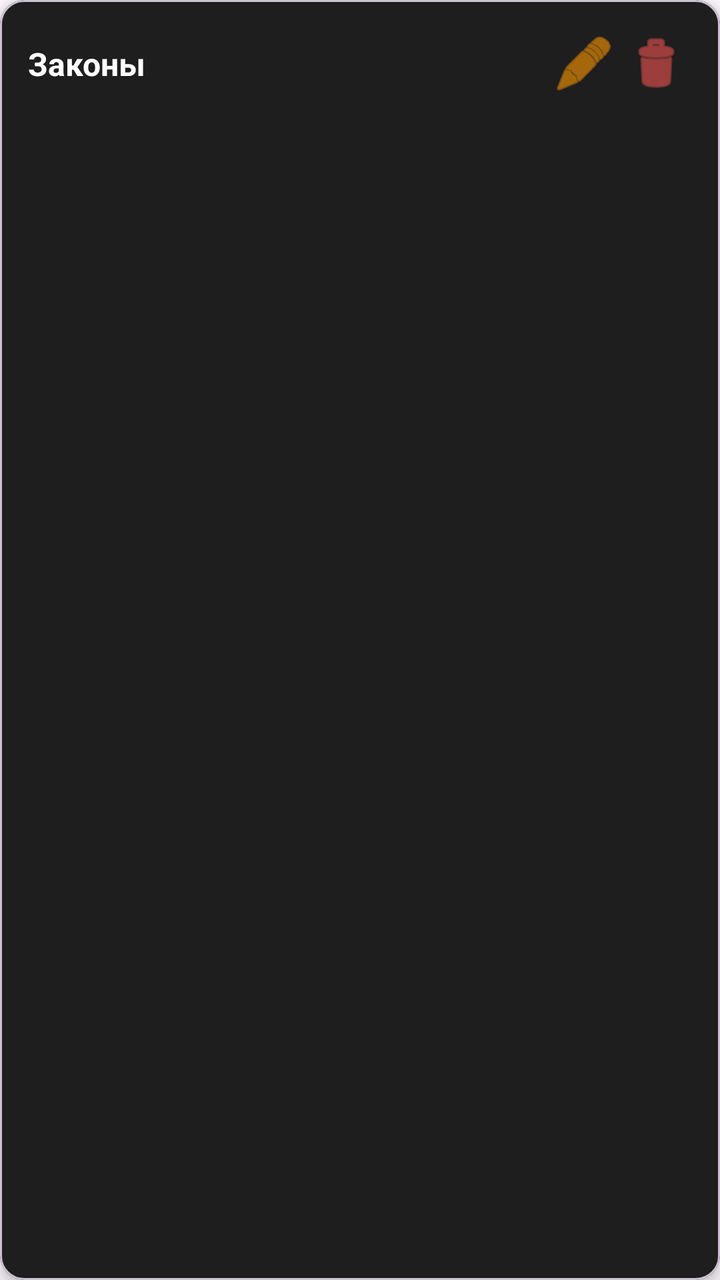
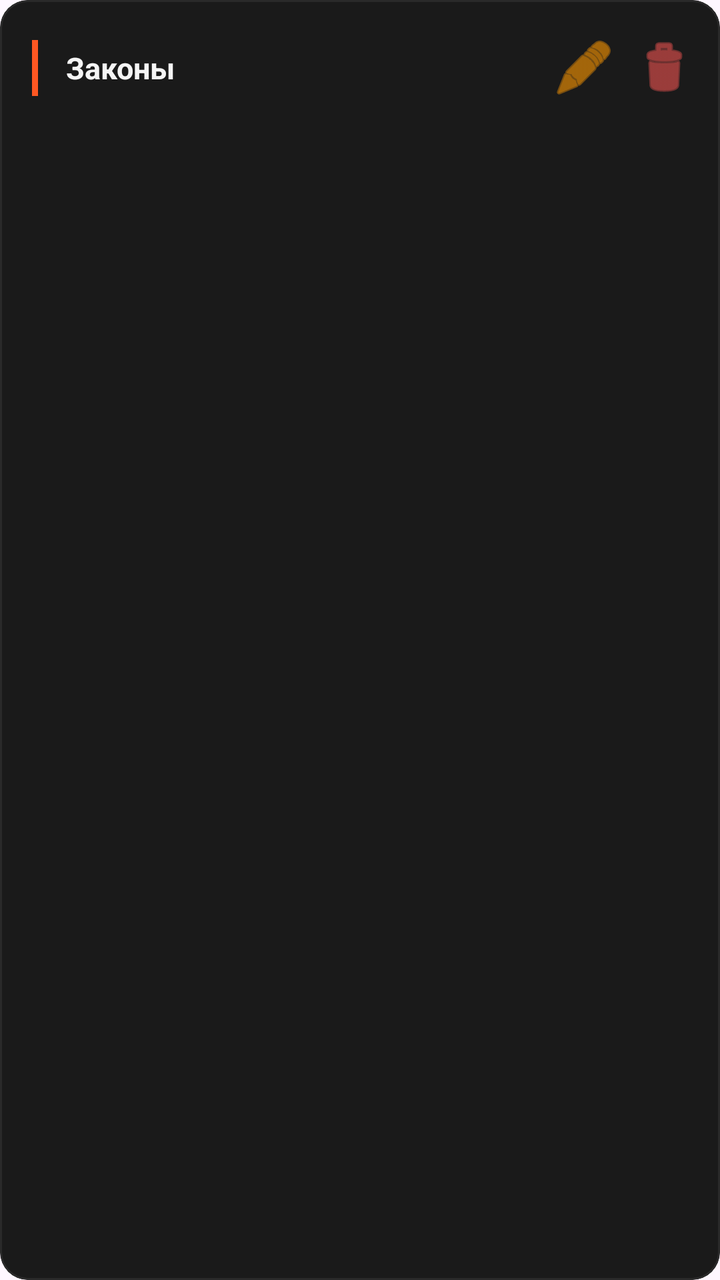

Before-and-after screenshots of an Android layout around one commit, followed by the original layout XML and the change that was made.
<!-- AndroidManifest.xml: application theme Theme.BlackRussiaLaws -->
<!-- res/layout/item_note.xml -->
<?xml version="1.0" encoding="utf-8"?>
<com.google.android.material.card.MaterialCardView
    xmlns:android="http://schemas.android.com/apk/res/android"
    xmlns:app="http://schemas.android.com/apk/res-auto"
    android:layout_width="match_parent"
    android:layout_height="wrap_content"
    android:layout_margin="6dp"
    app:cardBackgroundColor="#1E1E1E"
    app:cardCornerRadius="12dp"
    app:cardElevation="4dp">

    <LinearLayout
        android:layout_width="match_parent"
        android:layout_height="wrap_content"
        android:orientation="horizontal"
        android:padding="14dp"
        android:gravity="center_vertical">

        <TextView
            android:id="@+id/tvNoteTitle"
            android:layout_width="0dp"
            android:layout_height="wrap_content"
            android:layout_weight="1"
            android:text="Законы"
            android:textColor="#FFFFFF"
            android:textSize="16sp"
            android:textStyle="bold"
            android:maxLines="1"
            android:ellipsize="end" />

        <ImageButton
            android:id="@+id/btnEdit"
            android:layout_width="36dp"
            android:layout_height="36dp"
            android:src="@android:drawable/ic_menu_edit"
            android:background="?attr/selectableItemBackgroundBorderless"
            android:contentDescription="Редактировать"
            app:tint="#FF9800" />

        <ImageButton
            android:id="@+id/btnDelete"
            android:layout_width="36dp"
            android:layout_height="36dp"
            android:src="@android:drawable/ic_menu_delete"
            android:background="?attr/selectableItemBackgroundBorderless"
            android:contentDescription="Удалить"
            app:tint="#EF5350" />
    </LinearLayout>
</com.google.android.material.card.MaterialCardView>
<!-- resources referenced by this layout -->
<resources>
  <style name="Theme.BlackRussiaLaws" parent="Theme.Material3.DayNight.NoActionBar">
          <item name="colorPrimary">#FF5722</item>
          <item name="colorPrimaryVariant">#E64A19</item>
          <item name="colorOnPrimary">#FFFFFF</item>
          <item name="colorSecondary">#FF9800</item>
          <item name="android:statusBarColor">#000000</item>
          <item name="android:navigationBarColor">#000000</item>
      </style>
</resources>

<!-- the commit's change to res/layout/item_note.xml (unified diff, before → after) -->
@@ -4,17 +4,28 @@
     xmlns:app="http://schemas.android.com/apk/res-auto"
     android:layout_width="match_parent"
     android:layout_height="wrap_content"
-    android:layout_margin="6dp"
-    app:cardBackgroundColor="#1E1E1E"
-    app:cardCornerRadius="12dp"
-    app:cardElevation="4dp">
+    android:layout_marginHorizontal="4dp"
+    android:layout_marginVertical="5dp"
+    app:cardBackgroundColor="#1A1A1A"
+    app:cardCornerRadius="14dp"
+    app:cardElevation="0dp"
+    app:strokeWidth="1dp"
+    app:strokeColor="#2A2A2A">
 
     <LinearLayout
         android:layout_width="match_parent"
         android:layout_height="wrap_content"
         android:orientation="horizontal"
-        android:padding="14dp"
+        android:paddingVertical="14dp"
+        android:paddingStart="16dp"
+        android:paddingEnd="8dp"
         android:gravity="center_vertical">
+
+        <View
+            android:layout_width="3dp"
+            android:layout_height="28dp"
+            android:background="#FF5722"
+            android:layout_marginEnd="14dp" />
 
         <TextView
             android:id="@+id/tvNoteTitle"
@@ -22,28 +33,30 @@
             android:layout_height="wrap_content"
             android:layout_weight="1"
             android:text="Законы"
-            android:textColor="#FFFFFF"
-            android:textSize="16sp"
+            android:textColor="#F5F5F5"
+            android:textSize="15sp"
             android:textStyle="bold"
             android:maxLines="1"
             android:ellipsize="end" />
 
         <ImageButton
             android:id="@+id/btnEdit"
-            android:layout_width="36dp"
-            android:layout_height="36dp"
+            android:layout_width="40dp"
+            android:layout_height="40dp"
             android:src="@android:drawable/ic_menu_edit"
             android:background="?attr/selectableItemBackgroundBorderless"
             android:contentDescription="Редактировать"
-            app:tint="#FF9800" />
+            app:tint="#FF9800"
+            android:padding="8dp" />
 
         <ImageButton
             android:id="@+id/btnDelete"
-            android:layout_width="36dp"
-            android:layout_height="36dp"
+            android:layout_width="40dp"
+            android:layout_height="40dp"
             android:src="@android:drawable/ic_menu_delete"
             android:background="?attr/selectableItemBackgroundBorderless"
             android:contentDescription="Удалить"
-            app:tint="#EF5350" />
+            app:tint="#EF5350"
+            android:padding="8dp" />
     </LinearLayout>
 </com.google.android.material.card.MaterialCardView>
